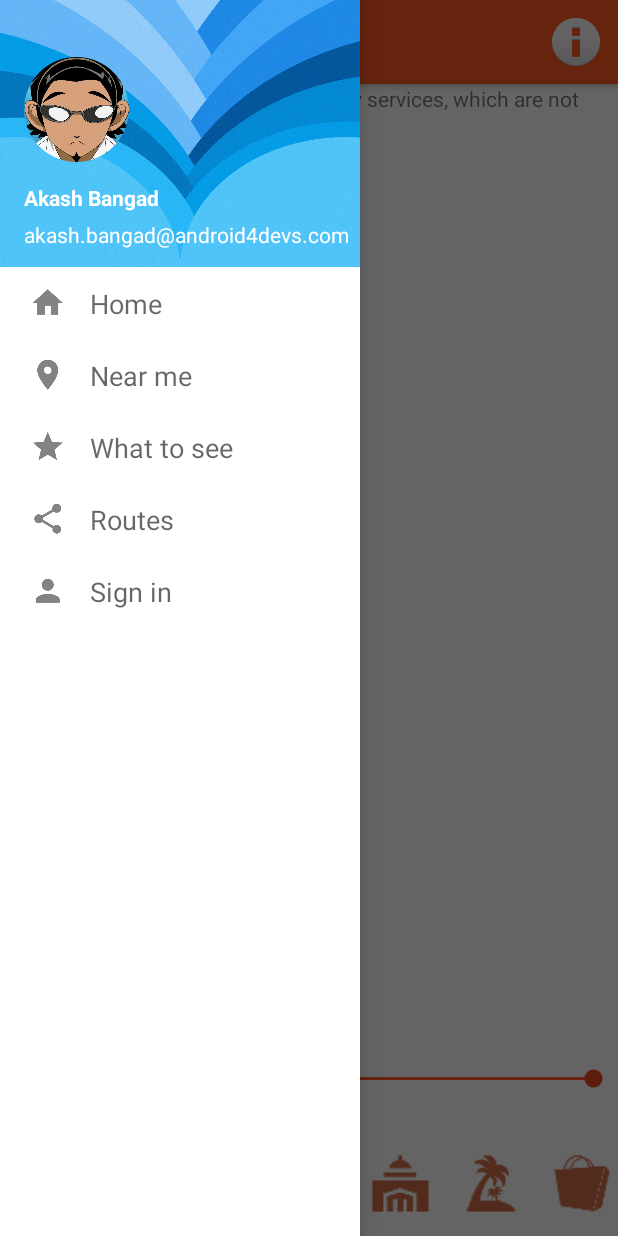
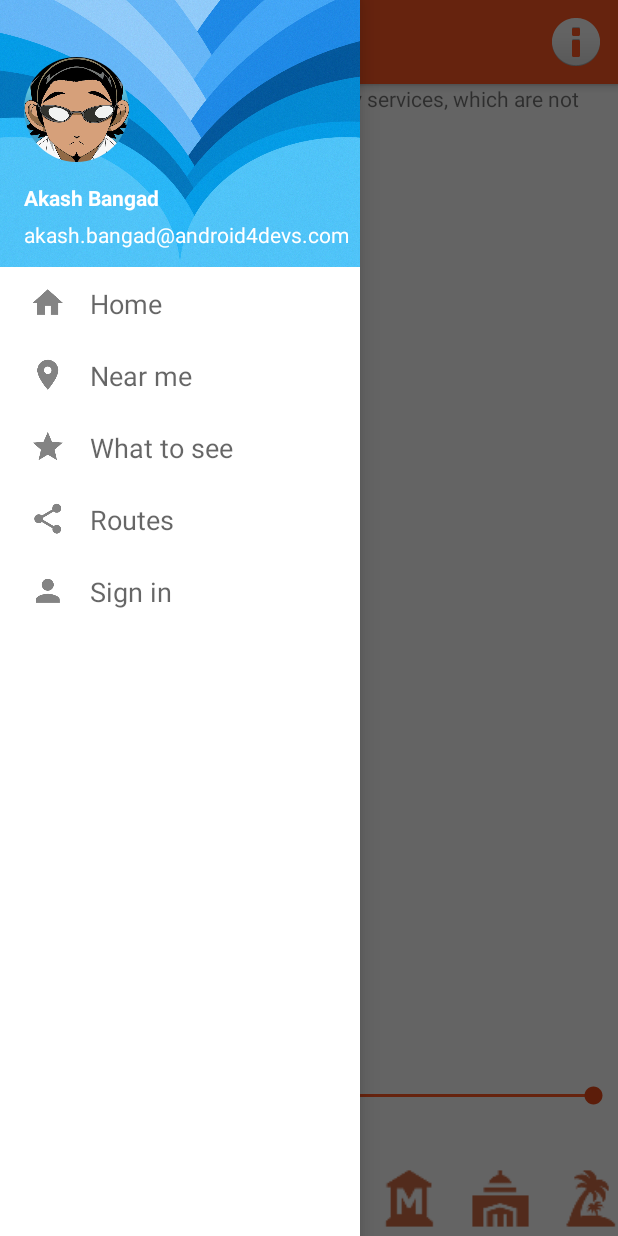
Before and after one commit to ESArch/VLCTour, an Android app: the fragment NearMeFragment placed in its activity, with the side drawer open, on a phone screen of 412 x 824 dp. Run offline under Robolectric (Android 15) with nearby library versions, the phone set to English and light mode, and no system bars; our stand-ins replace CircleImageView.

Commit message:
Fix ScrollView Near me

```diff
--- a/app/src/main/res/layout/fragment_near_me.xml
+++ b/app/src/main/res/layout/fragment_near_me.xml
@@ -39,16 +39,17 @@
         <!-- TODO por que no funciona el scroll? -->
         <HorizontalScrollView
             android:layout_width="match_parent"
-            android:layout_height="match_parent"
+            android:layout_height="50dp"
             android:id="@+id/horizontalScrollView"
-            android:layout_weight="5">
+            android:fillViewport="true"
+            >
 
             <LinearLayout
                 android:orientation="horizontal"
-                android:layout_width="match_parent"
+                android:layout_width="wrap_content"
                 android:layout_height="match_parent"
                 android:layout_weight="5"
-                android:layout_gravity="center">
+                android:layout_gravity="left">
 
                 <!-- entertainment -->
                 <ImageButton
@@ -56,7 +57,7 @@
                     android:layout_height="50dp"
                     android:id="@+id/entertainment"
                     android:background="@drawable/ic_entertainment_selected"
-                    android:layout_gravity="center"
+                    android:layout_gravity="left"
                     android:onClick="filterChange"
                     android:layout_weight="1"
                     android:layout_marginLeft="5dp"
```
